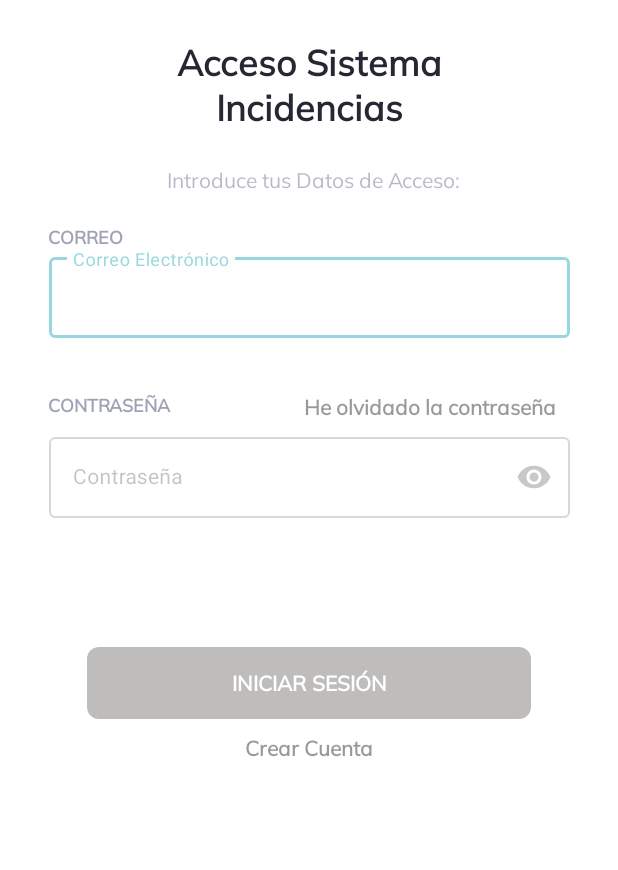
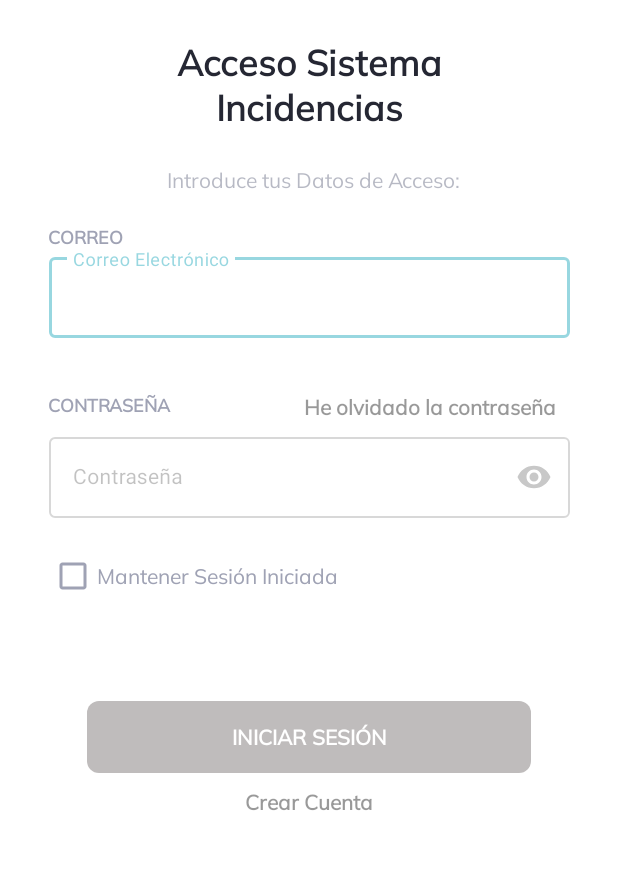
Before and after one commit to asorrochel/SGI_Android, an Android app: the screen it shows after launch (login), on a phone screen of 412 x 824 dp, the part 185-1055 px from its top. Run offline under Robolectric (Android 15) with nearby library versions, the phone set to English and light mode, and no system bars; our stand-ins replace Firebase (no records; nobody signed in at launch, a user with empty details on screens opened directly).

Commit message:
Implementación Inicio Automático

```diff
--- a/app/src/main/java/com/example/sgi/inicio/inicioProfesorAlumno.java
+++ b/app/src/main/java/com/example/sgi/inicio/inicioProfesorAlumno.java
@@ -232,7 +232,8 @@ public class inicioProfesorAlumno extends AppCompatActivity {
 
     private void clickCerrarSesion() {
         btnCerrarSesion.setOnClickListener((View) -> {
-            startActivity(new Intent(inicioProfesorAlumno.this, login.class));
+            login.cambiarEstadoCambiarCheckbox(inicioProfesorAlumno.this, false);
+            finish();
         });
     }
 }
--- a/app/src/main/java/com/example/sgi/inicio/inicioProfesoresMnt.java
+++ b/app/src/main/java/com/example/sgi/inicio/inicioProfesoresMnt.java
@@ -245,7 +245,8 @@ public class inicioProfesoresMnt extends AppCompatActivity {
 
     private void clickCerrarSesion() {
         btnCerrarSesion.setOnClickListener((View) -> {
-            startActivity(new Intent(inicioProfesoresMnt.this, login.class));
+            login.cambiarEstadoCambiarCheckbox(inicioProfesoresMnt.this, false);
+            finish();
         });
     }
 }
--- a/app/src/main/java/com/example/sgi/inicio/inicioTutores.java
+++ b/app/src/main/java/com/example/sgi/inicio/inicioTutores.java
@@ -233,7 +233,8 @@ public class inicioTutores extends AppCompatActivity {
 
     private void clickCerrarSesion() {
         btnCerrarSesion.setOnClickListener((View) -> {
-            startActivity(new Intent(inicioTutores.this, login.class));
+            login.cambiarEstadoCambiarCheckbox(inicioTutores.this, false);
+            finish();
         });
     }
 }
--- a/app/src/main/java/com/example/sgi/inicio/inicioTutoresMnt.java
+++ b/app/src/main/java/com/example/sgi/inicio/inicioTutoresMnt.java
@@ -61,8 +61,6 @@ public class inicioTutoresMnt extends AppCompatActivity {
         toolbar = findViewById(R.id.mainToolBar);
         setToolbar(toolbar);
 
-
-        //Inicializamos los arrays de permisos
         cameraPermissions = new String[]{Manifest.permission.CAMERA, Manifest.permission.WRITE_EXTERNAL_STORAGE};
         storagePermissions = new String[]{Manifest.permission.WRITE_EXTERNAL_STORAGE};
 
@@ -256,7 +254,8 @@ public class inicioTutoresMnt extends AppCompatActivity {
 
     private void clickCerrarSesion() {
         btnCerrarSesion.setOnClickListener((View) -> {
-            startActivity(new Intent(inicioTutoresMnt.this, login.class));
+            login.cambiarEstadoCambiarCheckbox(inicioTutoresMnt.this, false);
+            finish();
         });
     }
 }
--- a/app/src/main/java/com/example/sgi/login.java
+++ b/app/src/main/java/com/example/sgi/login.java
@@ -6,6 +6,7 @@ import android.app.ProgressDialog;
 import android.content.Context;
 import android.content.DialogInterface;
 import android.content.Intent;
+import android.content.SharedPreferences;
 import android.net.Uri;
 import android.os.Bundle;
 import android.os.Parcel;
@@ -16,6 +17,7 @@ import android.view.MotionEvent;
 import android.view.View;
 import android.view.inputmethod.InputMethodManager;
 import android.widget.Button;
+import android.widget.CheckBox;
 import android.widget.EditText;
 import android.widget.TextView;
 import android.widget.Toast;
@@ -42,10 +44,11 @@ public class login extends Activity {
 
     FirebaseAuth firebaseAuth;
     AppCompatButton btn_Acceder;
-    EditText contraseñaET,correoET, contraseñaOlvidadaET;
+    EditText contraseñaET,correoET;
     TextView registrarse, contraseña_olvidada;
     TextInputLayout correoTV, contraseñaTV, recuperarContraseñaTV;
-    boolean enviarRecovery;
+    CheckBox checkBoxLogin;
+    boolean estaActivado;
 
     @Override
     public void onCreate(Bundle savedInstanceState) {
@@ -62,20 +65,58 @@ public class login extends Activity {
         contraseñaTV = findViewById(R.id.login_prompt_contraseña);
         contraseña_olvidada = findViewById(R.id.login_contraseña_olvidada);
         recuperarContraseñaTV = findViewById(R.id.alert_rp_prompt_correo);
+        checkBoxLogin = findViewById(R.id.checkBoxLoginAuto);
 
         firebaseAuth=FirebaseAuth.getInstance();
 
         comprobarEstadoBoton(btn_Acceder,false);
 
+        estaActivado = checkBoxLogin.isChecked();
+
         setCorreo();
         setContraseña();
-
-        enviarRecovery = true;
 
         crearCuenta();
         restaurarContraseña(progressDialog);
 
+        inicioAuto();
+
+        botonLogin();
         btnAcceder(progressDialog);
+    }
+
+    public static void cambiarEstadoCambiarCheckbox(Context c, boolean b) {
+        SharedPreferences sharedPreferences = c.getSharedPreferences("Correo", MODE_PRIVATE);
+        sharedPreferences.edit().putBoolean("BotonChecked", b).apply();
+    }
+
+    private void inicioAuto() {
+        if (obtenerEstadoBoton()) {
+            startActivity(new Intent(login.this, inicioTutoresMnt.class));
+        }
+    }
+
+    private void botonLogin() {
+        checkBoxLogin.setOnClickListener(new View.OnClickListener() {
+            @Override
+            public void onClick(View view) {
+                if (estaActivado) {
+                    checkBoxLogin.setChecked(false);
+                }
+                estaActivado = checkBoxLogin.isChecked();
+                guardarEstadoBoton();
+            }
+        });
+    }
+
+    public void guardarEstadoBoton() {
+        SharedPreferences sharedPreferences = getSharedPreferences("Correo", MODE_PRIVATE);
+        sharedPreferences.edit().putBoolean("BotonChecked", checkBoxLogin.isChecked()).apply();
+    }
+
+    public boolean obtenerEstadoBoton() {
+        SharedPreferences sharedPreferences = getSharedPreferences("Correo", MODE_PRIVATE);
+        return sharedPreferences.getBoolean("BotonChecked", false);
     }
 
     private void comprobarEstadoBoton(Button b, boolean estado) {
@@ -203,6 +244,7 @@ public class login extends Activity {
     }
 
     private void btnAcceder(ProgressDialog progressDialog) {
+
         btn_Acceder.setOnClickListener((View) -> {
             progressDialog.show();
             String correo = correoET.getText().toString();
@@ -217,9 +259,11 @@ public class login extends Activity {
                     if(firebaseAuth.getCurrentUser().isEmailVerified()){
                         startActivity(new Intent(login.this, inicioTutoresMnt.class));
                     } else {
+                        cambiarEstadoCambiarCheckbox(this, false);
                         Toast.makeText(login.this, "Correo no validado", Toast.LENGTH_SHORT).show();
                     }
                 } else {
+                    cambiarEstadoCambiarCheckbox(this, false);
                     Toast.makeText(login.this, "Correo o contraseña no válidos", Toast.LENGTH_SHORT).show();
                 }
             });
--- a/app/src/main/res/layout/activity_login.xml
+++ b/app/src/main/res/layout/activity_login.xml
@@ -93,6 +93,20 @@
         android:layout_width="match_parent"
         android:layout_height="wrap_content">
         <!-- Texto Contraseña -->
+
+        <CheckBox
+            android:id="@+id/checkBoxLoginAuto"
+            android:layout_width="212dp"
+            android:layout_height="36dp"
+            android:layout_weight="1"
+            android:fontFamily="@font/mulish_ergular"
+            android:text="@string/login_inicioSesion"
+            android:textColor="@color/label_color"
+            android:textSize="14sp"
+            android:theme="@style/MyCheckBox"
+            app:layout_constraintStart_toStartOf="@+id/login_prompt_contraseña"
+            app:layout_constraintTop_toBottomOf="@+id/login_prompt_contraseña" />
+
         <TextView
             android:id="@+id/login_contraseña"
             android:layout_width="296dp"
@@ -132,6 +146,7 @@
                 android:inputType="textPassword"
                 android:textColor="@color/textfield_color"
                 android:textSize="14sp" />
+
         </com.google.android.material.textfield.TextInputLayout>
         <!-- Texto Contraseña Olvidada-->
         <TextView
@@ -183,4 +198,5 @@
         android:textStyle="bold"
         app:layout_constraintStart_toEndOf="@+id/login_contraseña"
         app:layout_constraintTop_toTopOf="parent" />
+
 </LinearLayout>
--- a/app/src/main/res/values/strings.xml
+++ b/app/src/main/res/values/strings.xml
@@ -12,6 +12,7 @@
     <string name="login_titulo">Acceso Sistema Incidencias</string>
     <string name="login_registrar">Crear Cuenta</string>
     <string name="login_resetar_contraseña">Restaurar Contraseña</string>
+    <string name="login_inicioSesion">Mantener Sesión Iniciada</string>
     <!-- Activity Recordar Contraseña -->
     <string name="recordar_contraseña_">Restaurar Contraseña</string>
 
--- a/app/src/main/res/values/styles.xml
+++ b/app/src/main/res/values/styles.xml
@@ -22,4 +22,8 @@
         <item name="android:textColor">@color/azul_comercio</item>
         <item name="fontFamily">@font/mulish_ergular</item>
     </style>
+    <style name="MyCheckBox" parent="Theme.AppCompat.NoActionBar">
+        <item name="colorControlNormal">@color/label_color</item>   <!-- normal border color change as you wish -->
+        <item name="colorControlActivated">@color/azul_comercio</item> <!-- activated color change as you wish -->
+    </style>
 </resources>
```
